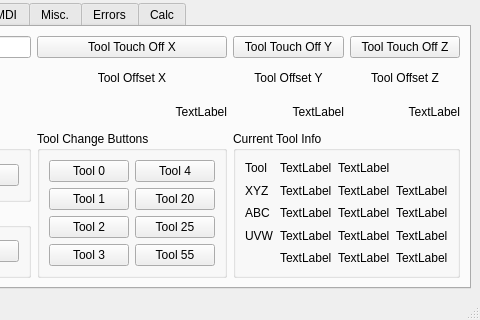
Qt form configs/flex_examples/xyz/xyz.ui (mj1911/my-linuxcnc) before a commit; both pictures show x 487 to 967 and y 354 to 674 of the 967 by 674 pixel window.
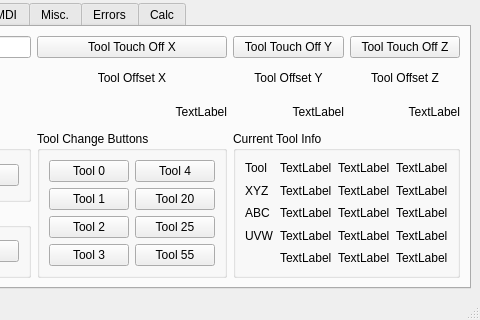
The same form after that commit. The open tabs and pages were chosen to show the change.

```diff
--- a/configs/flex_examples/xyz/xyz.ui
+++ b/configs/flex_examples/xyz/xyz.ui
@@ -1164,13 +1164,6 @@
              </property>
             </widget>
            </item>
-           <item row="1" column="3">
-            <widget class="QLabel" name="tool_zoffset_lb">
-             <property name="text">
-              <string>TextLabel</string>
-             </property>
-            </widget>
-           </item>
            <item row="2" column="1">
             <widget class="QLabel" name="tool_aoffset_lb">
              <property name="text">
@@ -1185,13 +1178,6 @@
              </property>
             </widget>
            </item>
-           <item row="2" column="3">
-            <widget class="QLabel" name="tool_coffset_lb">
-             <property name="text">
-              <string>TextLabel</string>
-             </property>
-            </widget>
-           </item>
            <item row="3" column="1">
             <widget class="QLabel" name="tool_uoffset_lb">
              <property name="text">
@@ -1206,13 +1192,6 @@
              </property>
             </widget>
            </item>
-           <item row="3" column="3">
-            <widget class="QLabel" name="tool_woffset_lb">
-             <property name="text">
-              <string>TextLabel</string>
-             </property>
-            </widget>
-           </item>
            <item row="0" column="2">
             <widget class="QLabel" name="tool_diameter_lb">
              <property name="text">
@@ -1234,13 +1213,6 @@
              </property>
             </widget>
            </item>
-           <item row="4" column="3">
-            <widget class="QLabel" name="tool_orientation_lb">
-             <property name="text">
-              <string>TextLabel</string>
-             </property>
-            </widget>
-           </item>
            <item row="2" column="0">
             <widget class="QLabel" name="label_41">
              <property name="text">
@@ -1262,6 +1234,41 @@
              </property>
             </widget>
            </item>
+           <item row="0" column="3">
+            <widget class="QLabel" name="tool_zoffset_lb">
+             <property name="text">
+              <string>TextLabel</string>
+             </property>
+            </widget>
+           </item>
+           <item row="1" column="3">
+            <widget class="QLabel" name="tool_coffset_lb">
+             <property name="text">
+              <string>TextLabel</string>
+             </property>
+            </widget>
+           </item>
+           <item row="2" column="3">
+            <widget class="QLabel" name="tool_woffset_lb">
+             <property name="text">
+              <string>TextLabel</string>
+             </property>
+            </widget>
+           </item>
+           <item row="3" column="3">
+            <widget class="QLabel" name="tool_orientation_lb">
+             <property name="text">
+              <string>TextLabel</string>
+             </property>
+            </widget>
+           </item>
+           <item row="4" column="3">
+            <widget class="QLabel" name="tool_comment_lb">
+             <property name="text">
+              <string>TextLabel</string>
+             </property>
+            </widget>
+           </item>
           </layout>
          </widget>
         </item>
```
Left out of the diff: 141 changed lines with no effect on the pictures.
